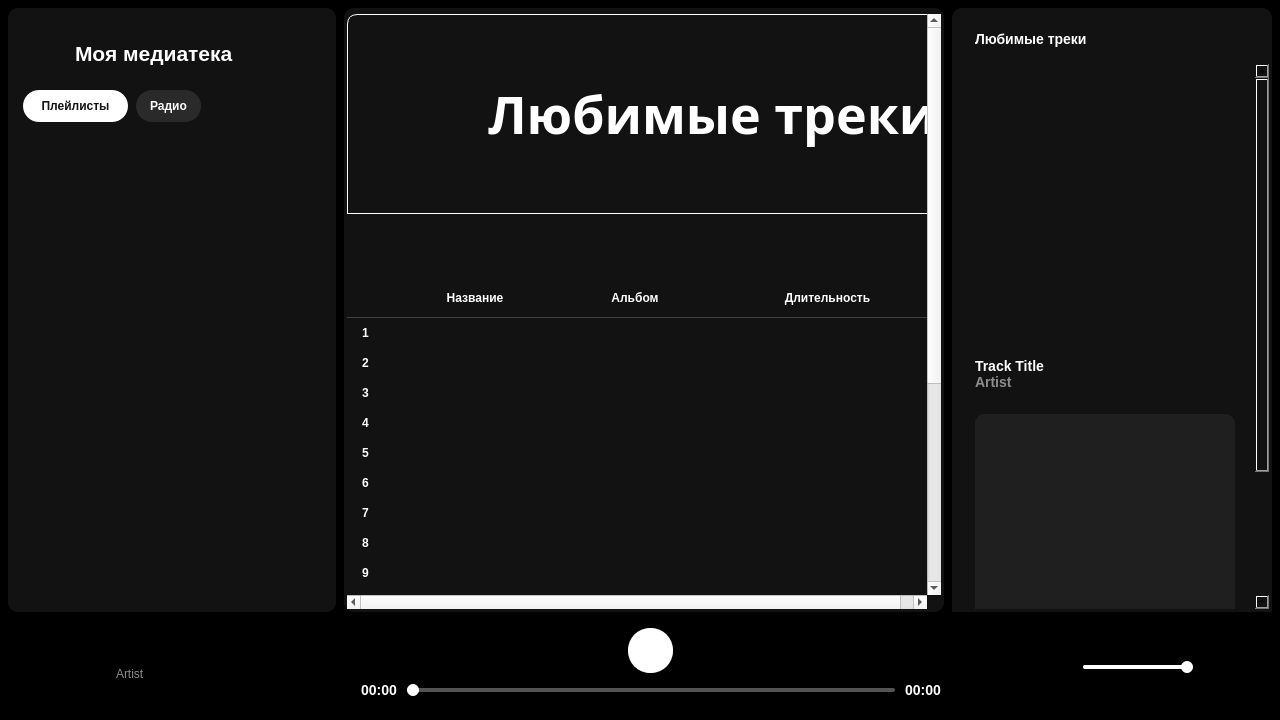
Before: the Qt Designer form app/client/ui/ui_main.ui in Maxim-101B/Spotato, drawn with Qt 5.
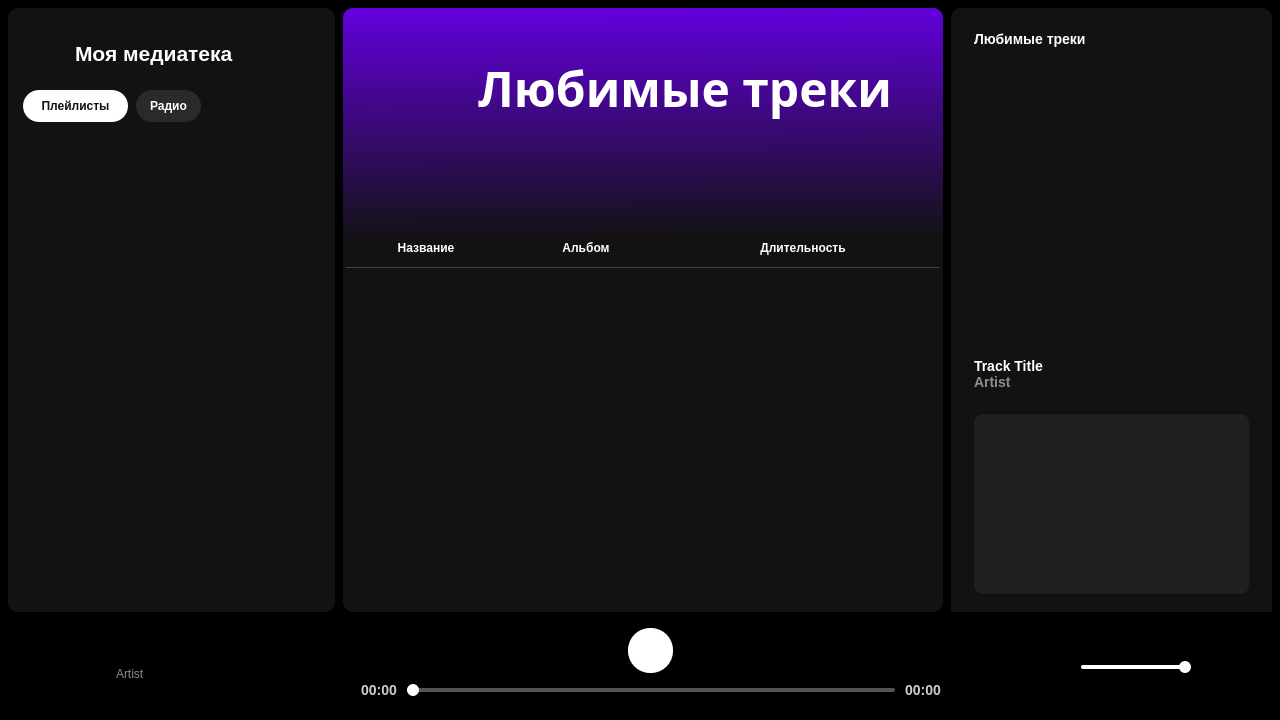
After: the same form once the commit is applied. Icons and pictures are not drawn.

What changed in the file:
```diff
--- a/app/client/ui/ui_main.ui
+++ b/app/client/ui/ui_main.ui
@@ -666,25 +666,25 @@
          </property>
          <property name="styleSheet">
           <string notr="true">QScrollArea {
-    background-color: rgb(18, 18, 18);
+	background-color: transparent;
     border: none;
 }
 
 QFrame {
-    background-color: rgb(18, 18, 18);
+	background-color: transparent;
     border: none;
 }
 
 #MainBar {
 	border-radius: 10px;
-	background-color: rgb(18, 18, 18);
+	background-color: transparent;;
 	color: white;
 	padding: 0px, 10px, 0px, 0px;
-}
+	background: qlineargradient(spread:pad, x1:0.495341, y1:0, x2:0.499512, y2:0.636, stop:0 rgba(114, 0, 255, 220), stop:0.604878 rgba(18, 18, 18, 255))}
 
 #playlist_Widget{
 	border: none;
-	background-color: rgba(0, 0, 0, 0);
+	background-color: transparent;;
 }
 
 QLabel{
@@ -729,7 +729,7 @@
 QScrollBar:vertical {
     border: none;
     background: #121212; /* Темный фон как в Spotify */
-    width: 10px; /* Ширина полосы прокрутки */
+    width: 6px; /* Ширина полосы прокрутки */
     margin: 0px 0px 0px 0px;
 }
 
@@ -738,7 +738,7 @@
     background: #535353; /* Серый цвет как у неактивных элементов */
     min-height: 30px; /* Минимальная высота handle */
     max-height: 40px;
-    border-radius: 5px; /* Закругленные углы */
+    border-radius: 3px; /* Закругленные углы */
 }
 
 /* Слайдер при наведении */
@@ -782,8 +782,8 @@
               <rect>
                <x>0</x>
                <y>0</y>
-               <width>590</width>
-               <height>1056</height>
+               <width>600</width>
+               <height>594</height>
               </rect>
              </property>
              <property name="sizePolicy">
@@ -794,7 +794,7 @@
              </property>
              <property name="styleSheet">
               <string notr="true">#scroll_widget {
-    background-color: rgb(18, 18, 18);
+    background-color: transparent;
     border: none;
 }</string>
              </property>
@@ -823,7 +823,9 @@
                  </sizepolicy>
                 </property>
                 <property name="styleSheet">
-                 <string notr="true"/>
+                 <string notr="true">#playlist_frame{
+	background-color: transparent;
+}</string>
                 </property>
                 <layout class="QVBoxLayout" name="p">
                  <property name="spacing">
@@ -852,7 +854,7 @@
                    <property name="minimumSize">
                     <size>
                      <width>0</width>
-                     <height>200</height>
+                     <height>150</height>
                     </size>
                    </property>
                    <property name="maximumSize">
@@ -863,15 +865,17 @@
                    </property>
                    <property name="styleSheet">
                     <string notr="true">#main_top_frame{
-	border: 1px solid white;
     border-top-left-radius: 10px;
     border-top-right-radius: 10px;
 	padding: 2px;
 }
 
 QLabel{
-	font-size: 52px;
-}</string>
+	font-size: 48px;
+	background-color: transparent;
+}
+
+</string>
                    </property>
                    <layout class="QVBoxLayout" name="playlist_cover">
                     <property name="spacing">
@@ -896,7 +900,49 @@
                       </property>
                       <layout class="QHBoxLayout" name="horizontalLayout_15">
                        <property name="spacing">
-                        <number>8</number>
+                        <number>0</number>
+                       </property>
+                       <property name="leftMargin">
+                        <number>0</number>
+                       </property>
+                       <property name="topMargin">
+                        <number>0</number>
+                       </property>
+                       <property name="rightMargin">
+                        <number>0</number>
+                       </property>
+                       <property name="bottomMargin">
+                        <number>0</number>
+                       </property>
+                       <item alignment="Qt::AlignmentFlag::AlignLeft">
+                        <widget class="QFrame" name="main_top_frame_2">
+                         <layout class="QHBoxLayout" name="tfdtdt">
+                          <property name="spacing">
+                           <number>0</number>
+                          </property>
+                          <property name="leftMargin">
+                           <number>0</number>
+                          </property>
+                          <property name="topMargin">
+                           <number>0</number>
+                          </property>
+                          <property name="rightMargin">
+                           <number>0</number>
+                          </property>
+                          <property name="bottomMargin">
+                           <number>0</number>
+                          </property>
+                          <item>
+                           <widget class="QFrame" name="playlist_cov_frame">
+                            <property name="sizePolicy">
+                             <sizepolicy hsizetype="Fixed" vsizetype="Fixed">
+                              <horstretch>0</horstretch>
+                              <verstretch>0</verstretch>
+                             </sizepolicy>
+                            </property>
+                            <layout class="QVBoxLayout" name="verticalLayout_13">
+                             <property name="spacing">
+                              <number>0</number>
                        </property>
                        <property name="leftMargin">
                         <number>0</number>
@@ -924,19 +970,61 @@
                            <height>130</height>
                           </size>
                          </property>
+                               <property name="maximumSize">
+                                <size>
+                                 <width>150</width>
+                                 <height>150</height>
+                                </size>
+                               </property>
                          <property name="text">
                           <string/>
                          </property>
                          <property name="pixmap">
-                          <pixmap resource="res.qrc">:/icon/icons/music_info.png</pixmap>
+                                <pixmap resource="res.qrc">:/images/img/IMG_1752-Photoroom.png</pixmap>
                          </property>
                          <property name="scaledContents">
                           <bool>true</bool>
                          </property>
                         </widget>
                        </item>
+                            </layout>
+                           </widget>
+                          </item>
+                          <item>
+                           <widget class="QFrame" name="playlist_name_frame">
+                            <property name="sizePolicy">
+                             <sizepolicy hsizetype="Fixed" vsizetype="Fixed">
+                              <horstretch>0</horstretch>
+                              <verstretch>0</verstretch>
+                             </sizepolicy>
+                            </property>
+                            <property name="styleSheet">
+                             <string notr="true"/>
+                            </property>
+                            <layout class="QVBoxLayout" name="verticalLayout_12">
+                             <property name="spacing">
+                              <number>0</number>
+                             </property>
+                             <property name="leftMargin">
+                              <number>0</number>
+                             </property>
+                             <property name="topMargin">
+                              <number>0</number>
+                             </property>
+                             <property name="rightMargin">
+                              <number>0</number>
+                             </property>
+                             <property name="bottomMargin">
+                              <number>0</number>
+                             </property>
                        <item>
                         <widget class="QLabel" name="playlist_name">
+                               <property name="sizePolicy">
+                                <sizepolicy hsizetype="Fixed" vsizetype="Fixed">
+                                 <horstretch>0</horstretch>
+                                 <verstretch>0</verstretch>
+                                </sizepolicy>
+                               </property>
                          <property name="font">
                           <font>
                            <family>Onest ExtraBold</family>
@@ -947,6 +1035,15 @@
                          <property name="text">
                           <string>Любимые треки</string>
                          </property>
+                               <property name="alignment">
+                                <set>Qt::AlignmentFlag::AlignCenter</set>
+                               </property>
+                              </widget>
+                             </item>
+                            </layout>
+                           </widget>
+                          </item>
+                         </layout>
                         </widget>
                        </item>
                       </layout>
@@ -996,7 +1093,7 @@
                      <number>0</number>
                     </property>
                     <property name="topMargin">
-                     <number>5</number>
+                     <number>0</number>
                     </property>
                     <property name="rightMargin">
                      <number>0</number>
@@ -1240,12 +1337,6 @@
                     <property name="bottomMargin">
                      <number>0</number>
                     </property>
-                   </layout>
-                  </widget>
-                 </item>
-                </layout>
-               </widget>
-              </item>
               <item>
                <widget class="QTableWidget" name="playlist_Widget">
                 <property name="sizePolicy">
@@ -1281,7 +1372,6 @@
                 <property name="styleSheet">
                  <string notr="true">/* Основные стили таблицы */
 QTableWidget {
-    background-color: rgb(18, 18, 18);
     color: white;
     gridline-color: rgba(255, 255, 255, 30%);  /* Полупрозрачные линии */
 	border: none;
@@ -1297,7 +1387,7 @@
 }
 
 QHeaderView::section {
-    background-color: rgb(18, 18, 18);
+    background-color: transparent;
     color: white;
     padding: 10px 15px;
     border: none;
@@ -1314,12 +1404,13 @@
 QHeaderView::section:vertical {
     border-right: none;
     border-bottom: none;
+	background-color: rgb(18, 18, 18);
 	qproperty-alignment: 'AlignCenter';
 }
 
 /* Угловой элемент */
 QTableCornerButton::section {
-    background-color: rgb(18, 18, 18);
+    background-color: transparent;
     border: none;
     border-bottom: 1px solid rgba(255, 255, 255, 20%);
 }
@@ -1327,6 +1418,7 @@
 /* Стили для ячеек */
 QTableWidget::item {
     padding: 8px 15px;
+	background-color: rgb(18, 18, 18);
 }
 
 /* Выделенная строка */
@@ -1394,7 +1486,7 @@
                  <bool>true</bool>
                 </property>
                 <property name="rowCount">
-                 <number>20</number>
+                       <number>0</number>
                 </property>
                 <property name="columnCount">
                  <number>3</number>
@@ -1417,26 +1509,6 @@
                 <attribute name="verticalHeaderStretchLastSection">
                  <bool>false</bool>
                 </attribute>
-                <row/>
-                <row/>
-                <row/>
-                <row/>
-                <row/>
-                <row/>
-                <row/>
-                <row/>
-                <row/>
-                <row/>
-                <row/>
-                <row/>
-                <row/>
-                <row/>
-                <row/>
-                <row/>
-                <row/>
-                <row/>
-                <row/>
-                <row/>
                 <column>
                  <property name="text">
                   <string>Название</string>
@@ -1456,6 +1528,12 @@
               </item>
              </layout>
             </widget>
+                 </item>
+                </layout>
+               </widget>
+              </item>
+             </layout>
+            </widget>
            </widget>
           </item>
          </layout>
@@ -1637,7 +1715,7 @@
                  </widget>
                 </item>
                 <item alignment="Qt::AlignmentFlag::AlignRight">
-                 <widget class="QPushButton" name="pushButton">
+                 <widget class="QPushButton" name="close_rsb_btn">
                   <property name="sizePolicy">
                    <sizepolicy hsizetype="Preferred" vsizetype="Fixed">
                     <horstretch>0</horstretch>
@@ -1740,8 +1818,8 @@
                  <rect>
                   <x>0</x>
                   <y>0</y>
-                  <width>315</width>
-                  <height>715</height>
+                  <width>320</width>
+                  <height>554</height>
                  </rect>
                 </property>
                 <property name="sizePolicy">
@@ -1812,7 +1890,7 @@
                      <number>0</number>
                     </property>
                     <item>
-                     <widget class="QFrame" name="gridFrame">
+                     <widget class="QFrame" name="crnt_track_gridFrame">
                       <property name="sizePolicy">
                        <sizepolicy hsizetype="Expanding" vsizetype="Expanding">
                         <horstretch>0</horstretch>
@@ -1821,14 +1899,14 @@
                       </property>
                       <property name="minimumSize">
                        <size>
-                        <width>270</width>
-                        <height>270</height>
+                        <width>275</width>
+                        <height>275</height>
                        </size>
                       </property>
                       <property name="maximumSize">
                        <size>
-                        <width>348</width>
-                        <height>348</height>
+                        <width>350</width>
+                        <height>350</height>
                        </size>
                       </property>
                       <layout class="QGridLayout" name="gridLayout">
@@ -1994,16 +2072,16 @@
                      <verstretch>0</verstretch>
                     </sizepolicy>
                    </property>
-                   <property name="minimumSize">
-                    <size>
-                     <width>0</width>
-                     <height>0</height>
-                    </size>
-                   </property>
                    <property name="styleSheet">
                     <string notr="true">QTextEdit{
-	border-radius: 10px;
-	background-color: rgb(31, 31, 31);
+    font-family: &quot;Onest&quot;;
+    font-weight: 800; /* Extra Bold */
+    font-size: 14px;
+    color: rgb(206, 206, 206);
+    background-color: transparent;
+    border: none;
+    padding: 10px;
+    margin: 0px;
 }</string>
                    </property>
                    <layout class="QVBoxLayout" name="verticalLayout_19">
@@ -2023,7 +2101,7 @@
                      <number>0</number>
                     </property>
                     <item>
-                     <widget class="QFrame" name="verticalFrame">
+                     <widget class="QFrame" name="track_meta">
                       <property name="sizePolicy">
                        <sizepolicy hsizetype="Expanding" vsizetype="Expanding">
                         <horstretch>0</horstretch>
@@ -2036,6 +2114,12 @@
                         <height>0</height>
                        </size>
                       </property>
+                      <property name="styleSheet">
+                       <string notr="true">background-color: rgb(31, 31, 31);
+border-radius: 9px;
+
+</string>
+                      </property>
                       <layout class="QVBoxLayout" name="verticalLayout_3">
                        <property name="spacing">
                         <number>0</number>
@@ -2057,9 +2141,13 @@
                          <property name="minimumSize">
                           <size>
                            <width>0</width>
-                           <height>350</height>
+                           <height>0</height>
                           </size>
                          </property>
+                         <property name="styleSheet">
+                          <string notr="true">background-color: transparent;
+</string>
+                         </property>
                         </widget>
                        </item>
                       </layout>
@@ -2102,7 +2190,7 @@
        </size>
       </property>
       <property name="styleSheet">
-       <string notr="true">background-color: rgb(0, 0, 0);
+       <string notr="true">background-color: transparent;
 border: none;
 </string>
       </property>
@@ -2146,10 +2234,10 @@
           <enum>Qt::LayoutDirection::RightToLeft</enum>
          </property>
          <property name="styleSheet">
-          <string notr="true">#control_panel{
-	padding: 0px;
-	margin: 0px;
-}
+          <string notr="true">padding: 0px;
+margin: 0px;
+background-color: rgb(0, 0, 0);
+border: none;
 
 </string>
          </property>
@@ -2413,6 +2501,12 @@
                        <verstretch>0</verstretch>
                       </sizepolicy>
                      </property>
+                     <property name="maximumSize">
+                      <size>
+                       <width>30</width>
+                       <height>30</height>
+                      </size>
+                     </property>
                      <property name="text">
                       <string/>
                      </property>
@@ -2436,6 +2530,12 @@
                        <verstretch>0</verstretch>
                       </sizepolicy>
                      </property>
+                     <property name="maximumSize">
+                      <size>
+                       <width>30</width>
+                       <height>30</height>
+                      </size>
+                     </property>
                      <property name="text">
                       <string/>
                      </property>
@@ -2538,6 +2638,35 @@
                 <property name="bottomMargin">
                  <number>0</number>
                 </property>
+                <item>
+                 <widget class="QPushButton" name="replay_5">
+                  <property name="sizePolicy">
+                   <sizepolicy hsizetype="Fixed" vsizetype="Fixed">
+                    <horstretch>0</horstretch>
+                    <verstretch>0</verstretch>
+                   </sizepolicy>
+                  </property>
+                  <property name="maximumSize">
+                   <size>
+                    <width>32</width>
+                    <height>32</height>
+                   </size>
+                  </property>
+                  <property name="text">
+                   <string/>
+                  </property>
+                  <property name="icon">
+                   <iconset resource="res.qrc">
+                    <normaloff>:/icon/icons/replay_5.svg</normaloff>:/icon/icons/replay_5.svg</iconset>
+                  </property>
+                  <property name="iconSize">
+                   <size>
+                    <width>35</width>
+                    <height>35</height>
+                   </size>
+                  </property>
+                 </widget>
+                </item>
                 <item>
                  <widget class="QPushButton" name="skip_previous">
                   <property name="sizePolicy">
@@ -2656,6 +2785,35 @@
                   </property>
                  </widget>
                 </item>
+                <item>
+                 <widget class="QPushButton" name="forward_5">
+                  <property name="sizePolicy">
+                   <sizepolicy hsizetype="Fixed" vsizetype="Fixed">
+                    <horstretch>0</horstretch>
+                    <verstretch>0</verstretch>
+                   </sizepolicy>
+                  </property>
+                  <property name="maximumSize">
+                   <size>
+                    <width>32</width>
+                    <height>32</height>
+                   </size>
+                  </property>
+                  <property name="text">
+                   <string/>
+                  </property>
+                  <property name="icon">
+                   <iconset resource="res.qrc">
+                    <normaloff>:/icon/icons/forward_5.svg</normaloff>:/icon/icons/forward_5.svg</iconset>
+                  </property>
+                  <property name="iconSize">
+                   <size>
+                    <width>35</width>
+                    <height>35</height>
+                   </size>
+                  </property>
+                 </widget>
+                </item>
                </layout>
               </widget>
              </item>
@@ -2692,6 +2850,17 @@
     margin: -4px 0;
     background: white;
     border-radius: 6px;
+}
+
+QLabel{
+    font-family: &quot;Onest&quot;;
+    font-weight: 800; /* Extra Bold */
+    font-size: 14px;
+    color: rgb(206, 206, 206);
+    background-color: transparent;
+    border: none;
+    padding: 0px;
+    margin: 0px;
 }</string>
                </property>
                <layout class="QHBoxLayout" name="horizontalLayout_13">
```
Lines whose indentation alone changed are shown as unchanged.
